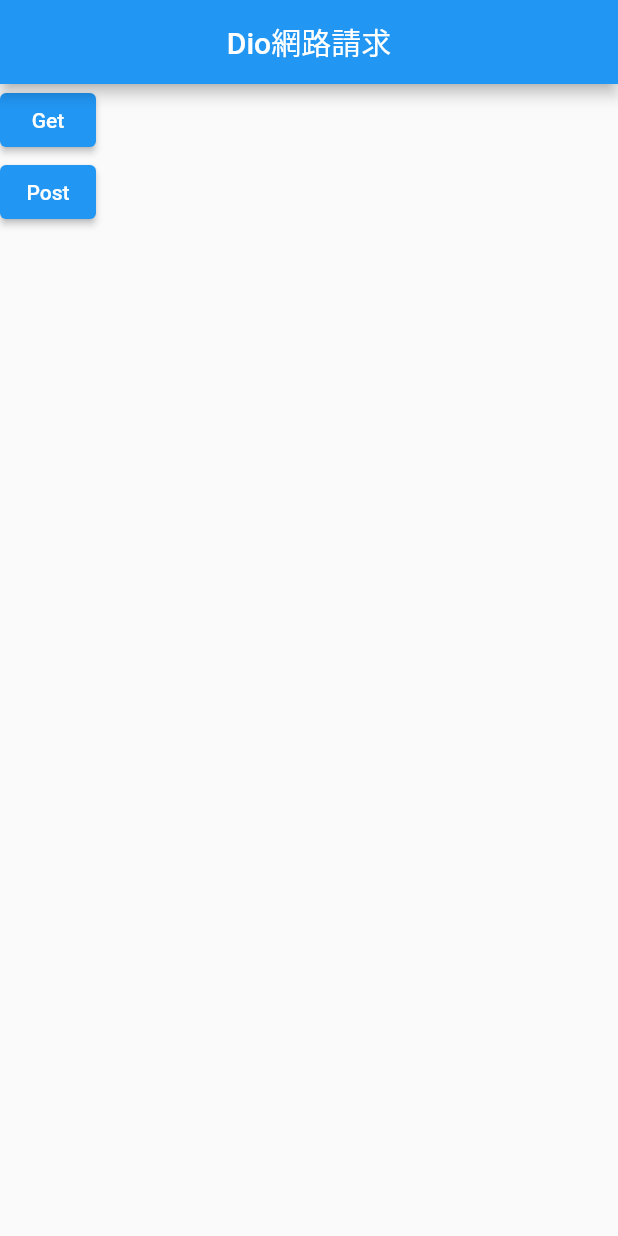
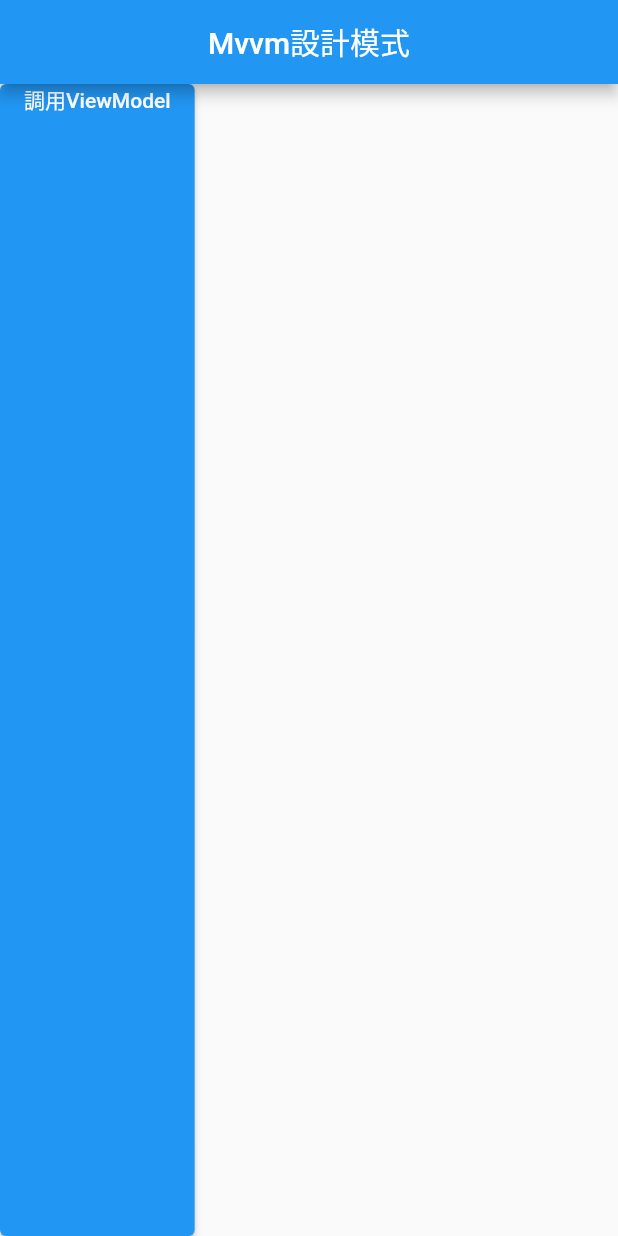
Before and after one commit to martin25tung/flutter_basic, a Flutter app: the screen it shows after launch, on a phone screen of 412 x 824 dp. Run offline on Flutter 3.47's test engine with Material 2 defaults, Android fonts, the phone set to English and light mode, and no system bars; our stand-ins replace dio.

Commit message:
設計MVVM入門

```diff
--- a/lib/main.dart
+++ b/lib/main.dart
@@ -1,5 +1,7 @@
 import 'package:flutter/material.dart';
 import 'package:flutter_basic/provider/CountProvider.dart';
+import 'package:flutter_basic/view/mvvm_demo_view.dart';
+import 'package:flutter_basic/view_model/mvvm_demo_view_model.dart';
 import 'package:flutter_basic/widgets/alert_dialog_demo.dart';
 import 'package:flutter_basic/widgets/bottom_navigator.dart';
 import 'package:flutter_basic/widgets/card_demo.dart';
@@ -16,11 +18,14 @@ import 'package:flutter_basic/widgets/provider_demo.dart';
 import 'package:flutter_basic/widgets/table_demo.dart';
 import 'package:provider/provider.dart';
 
+// View 調用 ViewModel, ViewModel 通知 Model, Model 發送請求返回給 ViewModel, ViewModel 處理返回結果並刷新 View。
 void main() {
   runApp(MultiProvider(
     providers: [
       ChangeNotifierProvider<CountProvider>(
           create: (context) => CountProvider()),
+      ChangeNotifierProvider<MvvmDemoViewModel>(
+          create: (context) => MvvmDemoViewModel()),
     ],
     child: const MyApp(),
   ));
@@ -55,8 +60,9 @@ class MyApp extends StatelessWidget {
         "provider": (context) => ProviderDemo(),
         "provider2": (context) => ProviderDemoTwo(),
         "dio": (context) => DioDemo(),
+        "mvvm": (context) => MvvmDemoView(),
       },
-      initialRoute: "dio",
+      initialRoute: "mvvm",
       onGenerateRoute: (s) {
         // 可以在這裡做未登入檢查
         switch (s.name) {
--- /dev/null
+++ b/lib/view/mvvm_demo_view.dart
@@ -0,0 +1,33 @@
+import 'package:flutter/cupertino.dart';
+import 'package:flutter/material.dart';
+import 'package:flutter_basic/view_model/mvvm_demo_view_model.dart';
+import 'package:provider/provider.dart';
+
+class MvvmDemoView extends StatefulWidget {
+  const MvvmDemoView({Key? key}) : super(key: key);
+
+  @override
+  State<MvvmDemoView> createState() => _MvvmDemoViewState();
+}
+
+class _MvvmDemoViewState extends State<MvvmDemoView> {
+  @override
+  Widget build(BuildContext context) {
+    return Scaffold(
+      appBar: AppBar(
+        title: Text("Mvvm設計模式"),
+        centerTitle: true,
+      ),
+      body: ElevatedButton(
+        child: Column(
+          children: [
+            Text("調用ViewModel"),
+          ],
+        ),
+        onPressed: () async {
+          context.read<MvvmDemoViewModel>().get("id");
+        },
+      ),
+    );
+  }
+}
--- /dev/null
+++ b/lib/view_model/mvvm_demo_view_model.dart
@@ -0,0 +1,11 @@
+import 'package:flutter/cupertino.dart';
+import 'package:flutter_basic/model/mvvm_demo_model.dart';
+
+class MvvmDemoViewModel extends ChangeNotifier {
+  MvvmDemoModel _model = MvvmDemoModel();
+
+  void get(String id) async {
+    var result = await _model.get(id);
+    print(result);
+  }
+}
```
Also changed, not shown: lib/model/mvvm_demo_model.dart (added, +14 -0 lines).
